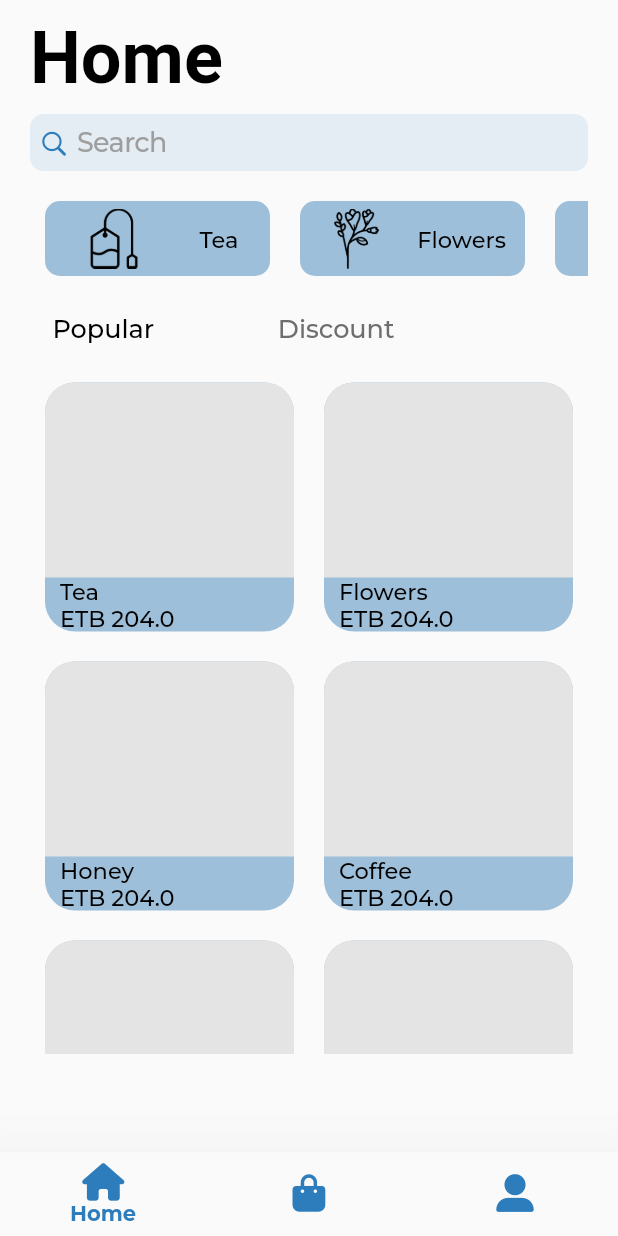
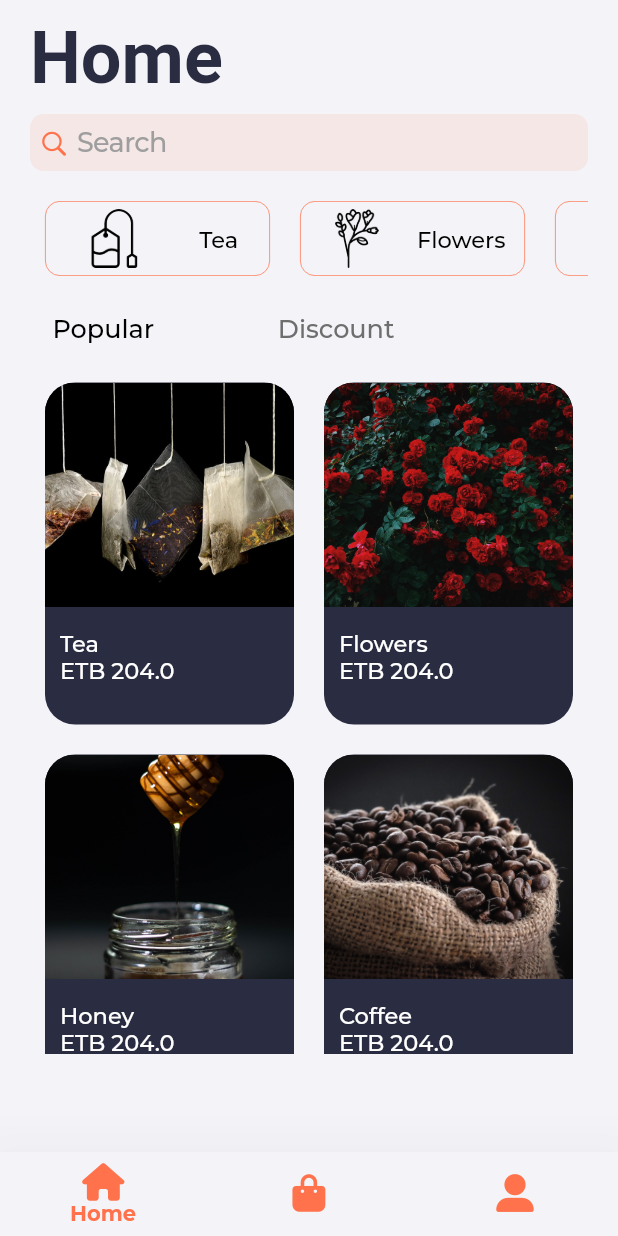
Before and after one commit to naomitimm/Ethio-Agri-CEFT, a Flutter app: the DashboardScreen screen opened directly, on a phone screen of 412 x 824 dp. Run offline on Flutter 3.47's test engine with Material 2 defaults, Android fonts, the phone set to English and light mode, and no system bars; our stand-ins replace bloc, equatable, flutter_bloc, font_awesome_flutter, google_fonts.

Commit message:
widget, home ui tweak

```diff
--- a/ethio_agri_ceft_app/lib/domain/product/product_model.dart
+++ b/ethio_agri_ceft_app/lib/domain/product/product_model.dart
@@ -16,46 +16,40 @@ class Product extends Equatable {
   static List<Product> products = [
     const Product(
         productName: 'Tea',
-        imageUrl: 'assets/icons/images.jpeg',
+        imageUrl: 'assets/pics/tea.jpeg',
         price: 204,
         ingridients: "",
         description: ""),
     const Product(
         productName: 'Flowers',
-        imageUrl: 'assets/icons/images.jpeg',
+        imageUrl: 'assets/pics/flowers.jpg',
         price: 204,
         ingridients: "",
         description: ""),
     const Product(
         productName: 'Honey',
-        imageUrl: 'assets/icons/images.jpeg',
+        imageUrl: 'assets/pics/honey.jpg',
         price: 204,
         ingridients: "",
         description: ""),
     const Product(
         productName: 'Coffee',
-        imageUrl: 'assets/icons/images.jpeg',
+        imageUrl: 'assets/pics/coffee.jpg',
         price: 204,
         ingridients: "",
         description: ""),
     const Product(
         productName: 'Crops',
-        imageUrl: 'assets/icons/images.jpeg',
+        imageUrl: 'assets/pics/crop1.jpg',
         price: 204,
         ingridients: "",
         description: ""),
     const Product(
         productName: 'Crops',
-        imageUrl: 'assets/icons/images.jpeg',
+        imageUrl: 'assets/pics/crop2.jpg',
         price: 204,
         ingridients: "",
         description: ""),
-    const Product(
-        productName: 'Crops',
-        imageUrl: 'assets/icons/images.jpeg',
-        price: 204,
-        ingridients: "",
-        description: "")
   ];
 
   @override
--- a/ethio_agri_ceft_app/lib/main.dart
+++ b/ethio_agri_ceft_app/lib/main.dart
@@ -40,8 +40,8 @@ class UnnamedPages extends StatelessWidget {
         return MaterialApp(
           home: Navigator(
             pages: [
-              const MaterialPage(child: LandingScreen()),
-              // const MaterialPage(child: DashboardScreen()),
+              // const MaterialPage(child: LandingScreen()),
+              const MaterialPage(child: DashboardScreen()),
               if (state is SignupRoute) MaterialPage(child: SignupScreen()),
               if (state is LoginRoute) MaterialPage(child: LoginScreen()),
               if (state is LandingRoute)
--- a/ethio_agri_ceft_app/lib/presentation/dashboard/dashboard_screen.dart
+++ b/ethio_agri_ceft_app/lib/presentation/dashboard/dashboard_screen.dart
@@ -17,9 +17,10 @@ class _DashboardScreenState extends State<DashboardScreen> {
     return Scaffold(
         body: myPages[myIndex],
         bottomNavigationBar: BottomNavigationBar(
+          backgroundColor: const Color.fromRGBO(244, 244, 248, 1),
           elevation: 40.0,
           showUnselectedLabels: false,
-          selectedItemColor: const Color.fromRGBO(45, 125, 188, 1),
+          selectedItemColor: const Color.fromRGBO(255, 114, 76, 1),
           selectedLabelStyle: GoogleFonts.montserrat(
             textStyle: const TextStyle(fontWeight: FontWeight.w700),
           ),
@@ -33,14 +34,14 @@ class _DashboardScreenState extends State<DashboardScreen> {
             BottomNavigationBarItem(
                 icon: FaIcon(
                   FontAwesomeIcons.house,
-                  color: Color.fromRGBO(45, 125, 188, 1),
+                  color: Color.fromRGBO(255, 114, 76, 1),
                   size: 25,
                 ),
                 label: "Home"),
             BottomNavigationBarItem(
               icon: FaIcon(
                 FontAwesomeIcons.bagShopping,
-                color: Color.fromRGBO(45, 125, 188, 1),
+                color: Color.fromRGBO(255, 114, 76, 1),
                 size: 25,
               ),
               label: "Wishlist",
@@ -48,7 +49,7 @@ class _DashboardScreenState extends State<DashboardScreen> {
             BottomNavigationBarItem(
                 icon: FaIcon(
                   FontAwesomeIcons.userLarge,
-                  color: Color.fromRGBO(45, 125, 188, 1),
+                  color: Color.fromRGBO(255, 114, 76, 1),
                   size: 25,
                 ),
                 label: "Profile"),
--- a/ethio_agri_ceft_app/lib/presentation/dashboard/home_screen.dart
+++ b/ethio_agri_ceft_app/lib/presentation/dashboard/home_screen.dart
@@ -1,20 +1,19 @@
-import 'package:ethio_agri_ceft_app/domain/product/product_type_model.dart';
 import 'package:ethio_agri_ceft_app/presentation/exports.dart';
 
 class HomeScreen extends StatelessWidget {
   const HomeScreen({super.key});
-
   @override
   Widget build(BuildContext context) {
     final size = MediaQuery.of(context).size;
     final navCubit = context.read<NavigationCubit>();
     return Scaffold(
+      backgroundColor: const Color.fromRGBO(244, 244, 248, 1),
       body: Padding(
         padding: const EdgeInsets.symmetric(vertical: 10, horizontal: 20),
         child: ListView(
           children: [
             const PageHeadline(
-              color: Colors.black,
+              color: Color.fromRGBO(42, 44, 65, 1),
               text: 'Home',
             ),
             const MySearchBar(),
@@ -27,7 +26,7 @@ class HomeScreen extends StatelessWidget {
                     scrollDirection: Axis.horizontal,
                     itemCount: ProductType.productTypes.length,
                     itemBuilder: ((context, index) {
-                      return ProductTypeCard(
+                      return TypeCardUnselected(
                         name: ProductType.productTypes[index].productTypeName,
                         imageUrl: ProductType.productTypes[index].imageUrl,
                       );
@@ -39,7 +38,7 @@ class HomeScreen extends StatelessWidget {
               height: size.height / 1.8,
               child: GridView.builder(
                   gridDelegate: const SliverGridDelegateWithFixedCrossAxisCount(
-                      crossAxisCount: 2),
+                      crossAxisCount: 2, childAspectRatio: (3 / 4)),
                   itemCount: Product.products.length,
                   itemBuilder: ((context, index) {
                     return ProductCard(
--- a/ethio_agri_ceft_app/lib/presentation/dashboard/profile_screen.dart
+++ b/ethio_agri_ceft_app/lib/presentation/dashboard/profile_screen.dart
@@ -1,5 +1,5 @@
 import 'package:ethio_agri_ceft_app/presentation/dashboard/widgets/buttons.dart';
-import 'package:ethio_agri_ceft_app/presentation/dashboard/widgets/profile/profile_cards.dart';
+import 'package:ethio_agri_ceft_app/presentation/dashboard/widgets/profile_cards.dart';
 import 'package:ethio_agri_ceft_app/presentation/exports.dart';
 
 class ProfileScreen extends StatelessWidget {
--- a/ethio_agri_ceft_app/lib/presentation/dashboard/widgets/home/product_type_widget.dart
+++ /dev/null
@@ -1,107 +0,0 @@
-import 'package:ethio_agri_ceft_app/presentation/exports.dart';
-
-class ProductTypeCard extends StatelessWidget {
-  final String name;
-  final String imageUrl;
-  const ProductTypeCard(
-      {super.key, required this.name, required this.imageUrl});
-
-  @override
-  Widget build(BuildContext context) {
-    return Padding(
-      padding: const EdgeInsets.symmetric(
-        horizontal: 10,
-      ),
-      child: Container(
-        decoration: const BoxDecoration(
-            color: Color.fromRGBO(158, 191, 217, 1),
-            borderRadius: BorderRadius.all(Radius.circular(10))),
-        width: 150,
-        child: Padding(
-          padding: const EdgeInsets.all(5.0),
-          child:
-              Row(mainAxisAlignment: MainAxisAlignment.spaceAround, children: [
-            Container(
-              width: 50,
-              decoration: BoxDecoration(
-                image: DecorationImage(image: AssetImage(imageUrl)),
-              ),
-            ),
-            Text(name,
-                style: GoogleFonts.montserrat(
-                  textStyle: const TextStyle(
-                      color: Colors.black,
-                      fontSize: 15,
-                      fontWeight: FontWeight.w500),
-                ))
-          ]),
-        ),
-      ),
-    );
-  }
-}
-
-class ProductCard extends StatelessWidget {
-  final String name;
-  final String imageUrl;
-  final double price;
-  final void Function() dispatcher;
-  const ProductCard(
-      {super.key,
-      required this.imageUrl,
-      required this.name,
-      required this.price,
-      required this.dispatcher});
-
-  @override
-  Widget build(BuildContext context) {
-    return Padding(
-      padding: const EdgeInsets.all(10.0),
-      child: GestureDetector(
-        onTap: dispatcher,
-        child: Container(
-          decoration: const BoxDecoration(
-              color: Color.fromRGBO(158, 191, 217, 1),
-              borderRadius: BorderRadius.all(Radius.circular(20))),
-          child: Column(
-            mainAxisAlignment: MainAxisAlignment.start,
-            crossAxisAlignment: CrossAxisAlignment.start,
-            children: [
-              Container(
-                height: 130,
-                width: double.infinity,
-                decoration: const BoxDecoration(
-                    color: Color.fromARGB(255, 228, 228, 228),
-                    borderRadius: BorderRadius.only(
-                        topRight: Radius.circular(20),
-                        topLeft: Radius.circular(20))),
-              ),
-              Padding(
-                padding: const EdgeInsets.only(left: 10),
-                child: Column(
-                  crossAxisAlignment: CrossAxisAlignment.start,
-                  children: [
-                    Text(name,
-                        style: GoogleFonts.montserrat(
-                          textStyle: const TextStyle(
-                              color: Colors.black,
-                              fontSize: 15,
-                              fontWeight: FontWeight.w500),
-                        )),
-                    Text("ETB ${price.toString()}",
-                        style: GoogleFonts.montserrat(
-                          textStyle: const TextStyle(
-                              color: Colors.black,
-                              fontSize: 15,
-                              fontWeight: FontWeight.w500),
-                        ))
-                  ],
-                ),
-              )
-            ],
-          ),
-        ),
-      ),
-    );
-  }
-}
--- a/ethio_agri_ceft_app/lib/presentation/dashboard/widgets/home/search_widget.dart
+++ /dev/null
@@ -1,23 +0,0 @@
-import 'package:ethio_agri_ceft_app/presentation/exports.dart';
-import 'package:flutter/cupertino.dart';
-
-class MySearchBar extends StatelessWidget {
-  const MySearchBar({Key? key}) : super(key: key);
-
-  @override
-  Widget build(BuildContext context) {
-    return Padding(
-      padding: const EdgeInsets.symmetric(vertical: 10),
-      child: CupertinoSearchTextField(
-        itemColor: const Color.fromRGBO(45, 125, 188, 1),
-        placeholderStyle: const TextStyle(
-          color: Color.fromARGB(255, 158, 158, 158),
-        ),
-        style: GoogleFonts.montserrat(
-          textStyle: const TextStyle(fontSize: 18, fontWeight: FontWeight.w500),
-        ),
-        backgroundColor: const Color.fromRGBO(45, 125, 188, 1).withOpacity(0.1),
-      ),
-    );
-  }
-}
--- /dev/null
+++ b/ethio_agri_ceft_app/lib/presentation/dashboard/widgets/home_widgets.dart
@@ -0,0 +1,176 @@
+import 'package:ethio_agri_ceft_app/presentation/exports.dart';
+import 'package:flutter/cupertino.dart';
+
+class MySearchBar extends StatelessWidget {
+  const MySearchBar({Key? key}) : super(key: key);
+
+  @override
+  Widget build(BuildContext context) {
+    return Padding(
+      padding: const EdgeInsets.symmetric(vertical: 10),
+      child: CupertinoSearchTextField(
+        itemColor: const Color.fromRGBO(255, 114, 76, 1),
+        placeholderStyle: const TextStyle(
+          color: Color.fromARGB(255, 158, 158, 158),
+        ),
+        style: GoogleFonts.montserrat(
+          textStyle: const TextStyle(fontSize: 18, fontWeight: FontWeight.w500),
+        ),
+        backgroundColor: const Color.fromRGBO(255, 114, 76, 1).withOpacity(0.1),
+      ),
+    );
+  }
+}
+
+class TypeCardUnselected extends StatelessWidget {
+  final String name;
+  final String imageUrl;
+  const TypeCardUnselected(
+      {super.key, required this.name, required this.imageUrl});
+
+  @override
+  Widget build(BuildContext context) {
+    return Padding(
+      padding: const EdgeInsets.symmetric(
+        horizontal: 10,
+      ),
+      child: Container(
+        decoration: BoxDecoration(
+            border: Border.all(
+                color: const Color.fromRGBO(255, 114, 76, 1), width: .5),
+            color: const Color.fromRGBO(244, 244, 248, 1),
+            borderRadius: const BorderRadius.all(Radius.circular(10))),
+        width: 150,
+        child: Padding(
+          padding: const EdgeInsets.all(5.0),
+          child:
+              Row(mainAxisAlignment: MainAxisAlignment.spaceAround, children: [
+            Container(
+              width: 50,
+              decoration: BoxDecoration(
+                image: DecorationImage(image: AssetImage(imageUrl)),
+              ),
+            ),
+            Text(name,
+                style: GoogleFonts.montserrat(
+                  textStyle: const TextStyle(
+                      color: Colors.black,
+                      fontSize: 15,
+                      fontWeight: FontWeight.w500),
+                ))
+          ]),
+        ),
+      ),
+    );
+  }
+}
+
+class TypeCardSelected extends StatelessWidget {
+  final String name;
+  final String imageUrl;
+  const TypeCardSelected(
+      {super.key, required this.name, required this.imageUrl});
+
+  @override
+  Widget build(BuildContext context) {
+    return Padding(
+      padding: const EdgeInsets.symmetric(
+        horizontal: 10,
+      ),
+      child: Container(
+        decoration: BoxDecoration(
+            border: Border.all(
+                color: const Color.fromRGBO(255, 114, 76, 1), width: .5),
+            color: const Color.fromRGBO(255, 114, 76, 1),
+            borderRadius: const BorderRadius.all(Radius.circular(10))),
+        width: 150,
+        child: Padding(
+          padding: const EdgeInsets.all(5.0),
+          child:
+              Row(mainAxisAlignment: MainAxisAlignment.spaceAround, children: [
+            Container(
+              width: 50,
+              decoration: BoxDecoration(
+                image: DecorationImage(image: AssetImage(imageUrl)),
+              ),
+            ),
+            Text(name,
+                style: GoogleFonts.montserrat(
+                  textStyle: const TextStyle(
+                      color: Colors.black,
+                      fontSize: 15,
+                      fontWeight: FontWeight.w500),
+                ))
+          ]),
+        ),
+      ),
+    );
+  }
+}
+
+class ProductCard extends StatelessWidget {
+  final String name;
+  final String imageUrl;
+  final double price;
+  final void Function() dispatcher;
+  const ProductCard(
+      {super.key,
+      required this.imageUrl,
+      required this.name,
+      required this.price,
+      required this.dispatcher});
+
+  @override
+  Widget build(BuildContext context) {
+    final size = MediaQuery.of(context).size;
+    return Padding(
+      padding: const EdgeInsets.all(10.0),
+      child: GestureDetector(
+        onTap: dispatcher,
+        child: Container(
+          decoration: const BoxDecoration(
+              color: Color.fromRGBO(42, 44, 65, 1),
+              borderRadius: BorderRadius.all(Radius.circular(20))),
+          child: Column(
+            mainAxisAlignment: MainAxisAlignment.start,
+            crossAxisAlignment: CrossAxisAlignment.start,
+            children: [
+              Container(
+                height: size.height / 5.5,
+                width: double.infinity,
+                decoration: BoxDecoration(
+                    image: DecorationImage(
+                        image: AssetImage(imageUrl), fit: BoxFit.cover),
+                    borderRadius: const BorderRadius.only(
+                        topRight: Radius.circular(20),
+                        topLeft: Radius.circular(20))),
+              ),
+              Padding(
+                padding: const EdgeInsets.only(left: 10, top: 15),
+                child: Column(
+                  crossAxisAlignment: CrossAxisAlignment.start,
+                  children: [
+                    Text(name,
+                        style: GoogleFonts.montserrat(
+                          textStyle: const TextStyle(
+                              color: Colors.white,
+                              fontSize: 15,
+                              fontWeight: FontWeight.w500),
+                        )),
+                    Text("ETB ${price.toString()}",
+                        style: GoogleFonts.montserrat(
+                          textStyle: const TextStyle(
+                              color: Colors.white,
+                              fontSize: 15,
+                              fontWeight: FontWeight.w500),
+                        ))
+                  ],
+                ),
+              )
+            ],
+          ),
+        ),
+      ),
+    );
+  }
+}
--- a/ethio_agri_ceft_app/lib/presentation/dashboard/wishlist_screen.dart
+++ b/ethio_agri_ceft_app/lib/presentation/dashboard/wishlist_screen.dart
@@ -1,4 +1,4 @@
-import 'package:ethio_agri_ceft_app/presentation/dashboard/widgets/cart/cart_product_widget.dart';
+import 'package:ethio_agri_ceft_app/presentation/dashboard/widgets/cart_product_widget.dart';
 import 'package:ethio_agri_ceft_app/presentation/exports.dart';
 
 class WishlistScreen extends StatelessWidget {
--- a/ethio_agri_ceft_app/lib/presentation/exports.dart
+++ b/ethio_agri_ceft_app/lib/presentation/exports.dart
@@ -24,13 +24,13 @@ export 'package:ethio_agri_ceft_app/presentation/auth/widgets/text.dart';
 export 'package:ethio_agri_ceft_app/presentation/auth/widgets/wave.dart';
 export 'package:ethio_agri_ceft_app/presentation/auth/widgets/auth_buttons.dart';
 export 'package:ethio_agri_ceft_app/presentation/auth/widgets/text_fields.dart';
-export 'package:ethio_agri_ceft_app/presentation/dashboard/widgets/profile/alert_widget.dart';
-export 'package:ethio_agri_ceft_app/presentation/dashboard/widgets/home/product_type_widget.dart';
-export 'package:ethio_agri_ceft_app/presentation/dashboard/widgets/home/search_widget.dart';
-export 'package:ethio_agri_ceft_app/presentation/dashboard/widgets/home/text_widgets.dart';
+export 'package:ethio_agri_ceft_app/presentation/dashboard/widgets/alert_widget.dart';
+export 'package:ethio_agri_ceft_app/presentation/dashboard/widgets/text_widgets.dart';
+export 'package:ethio_agri_ceft_app/presentation/dashboard/widgets/home_widgets.dart';
 
 // validator
 export 'package:ethio_agri_ceft_app/domain/user/user_validator.dart';
 
 // model
 export 'package:ethio_agri_ceft_app/domain/product/product_model.dart';
+export 'package:ethio_agri_ceft_app/domain/product/product_type_model.dart';
--- a/ethio_agri_ceft_app/pubspec.yaml
+++ b/ethio_agri_ceft_app/pubspec.yaml
@@ -64,7 +64,7 @@ flutter:
   # To add assets to your application, add an assets section, like this:
   assets:
     - assets/icons/
-    # - images/a_dot_ham.jpeg
+    - assets/pics/
 
   # An image asset can refer to one or more resolution-specific "variants", see
   # https://flutter.dev/assets-and-images/#resolution-aware
```
Also changed, not shown: ethio_agri_ceft_app/assets/pics/crop1.jpg (added), ethio_agri_ceft_app/assets/pics/crop2.jpg (added), ethio_agri_ceft_app/assets/pics/flowers.jpg (added), ethio_agri_ceft_app/lib/presentation/dashboard/widgets/alert_widget.dart (renamed from ethio_agri_ceft_app/lib/presentation/dashboard/widgets/profile/alert_widget.dart), ethio_agri_ceft_app/lib/presentation/dashboard/widgets/cart_product_widget.dart (renamed from ethio_agri_ceft_app/lib/presentation/dashboard/widgets/cart/cart_product_widget.dart), ethio_agri_ceft_app/lib/presentation/dashboard/widgets/profile_cards.dart (renamed from ethio_agri_ceft_app/lib/presentation/dashboard/widgets/profile/profile_cards.dart), ethio_agri_ceft_app/lib/presentation/dashboard/widgets/text_widgets.dart (renamed from ethio_agri_ceft_app/lib/presentation/dashboard/widgets/home/text_widgets.dart).
